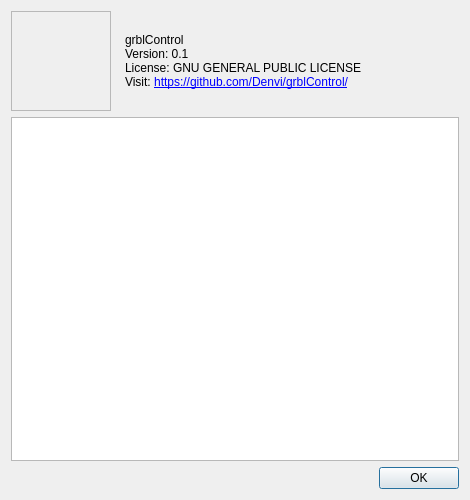
First picture: the form in frmabout.ui, repository Denvi/Candle, before the edit.
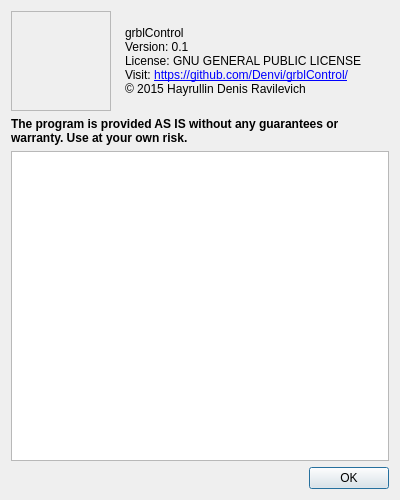
Second picture: the form after the edit. Icons and pictures are not drawn.

```diff
--- a/frmabout.ui
+++ b/frmabout.ui
@@ -6,7 +6,7 @@
    <rect>
     <x>0</x>
     <y>0</y>
-    <width>470</width>
+    <width>400</width>
     <height>500</height>
    </rect>
   </property>
@@ -46,7 +46,7 @@
      <item>
       <widget class="QLabel" name="label">
        <property name="text">
-        <string>&lt;html&gt;&lt;head/&gt;&lt;body&gt;&lt;p&gt;&lt;span style=&quot; font-size:9pt;&quot;&gt;grblControl&lt;br/&gt;Version: 0.1&lt;br/&gt;License: GNU GENERAL PUBLIC LICENSE&lt;br/&gt;Visit: &lt;/span&gt;&lt;a href=&quot;https://github.com/Denvi/grblControl/&quot;&gt;&lt;span style=&quot; font-size:9pt; text-decoration: underline; color:#0000ff;&quot;&gt;https://github.com/Denvi/grblControl/&lt;/span&gt;&lt;/a&gt;&lt;/p&gt;&lt;/body&gt;&lt;/html&gt;</string>
+        <string>&lt;html&gt;&lt;head/&gt;&lt;body&gt;&lt;p&gt;grblControl&lt;br/&gt;Version: 0.1&lt;br/&gt;License: GNU GENERAL PUBLIC LICENSE&lt;br/&gt;Visit: &lt;a href=&quot;https://github.com/Denvi/grblControl/&quot;&gt;&lt;span style=&quot; text-decoration: underline; color:#0000ff;&quot;&gt;https://github.com/Denvi/grblControl/&lt;br/&gt;&lt;/span&gt;&lt;/a&gt;© 2015 Hayrullin Denis Ravilevich&lt;/p&gt;&lt;/body&gt;&lt;/html&gt;</string>
        </property>
        <property name="alignment">
         <set>Qt::AlignLeading|Qt::AlignLeft|Qt::AlignVCenter</set>
@@ -68,6 +68,16 @@
      </item>
     </layout>
    </item>
+   <item>
+    <widget class="QLabel" name="label_2">
+     <property name="text">
+      <string>&lt;html&gt;&lt;head/&gt;&lt;body&gt;&lt;p&gt;&lt;span style=&quot; font-weight:600;&quot;&gt;The program is provided AS IS without any guarantees or warranty. Use at your own risk.&lt;/span&gt;&lt;/p&gt;&lt;/body&gt;&lt;/html&gt;</string>
+     </property>
+     <property name="wordWrap">
+      <bool>true</bool>
+     </property>
+    </widget>
+   </item>
    <item>
     <widget class="QPlainTextEdit" name="txtLicense">
      <property name="font">
```
